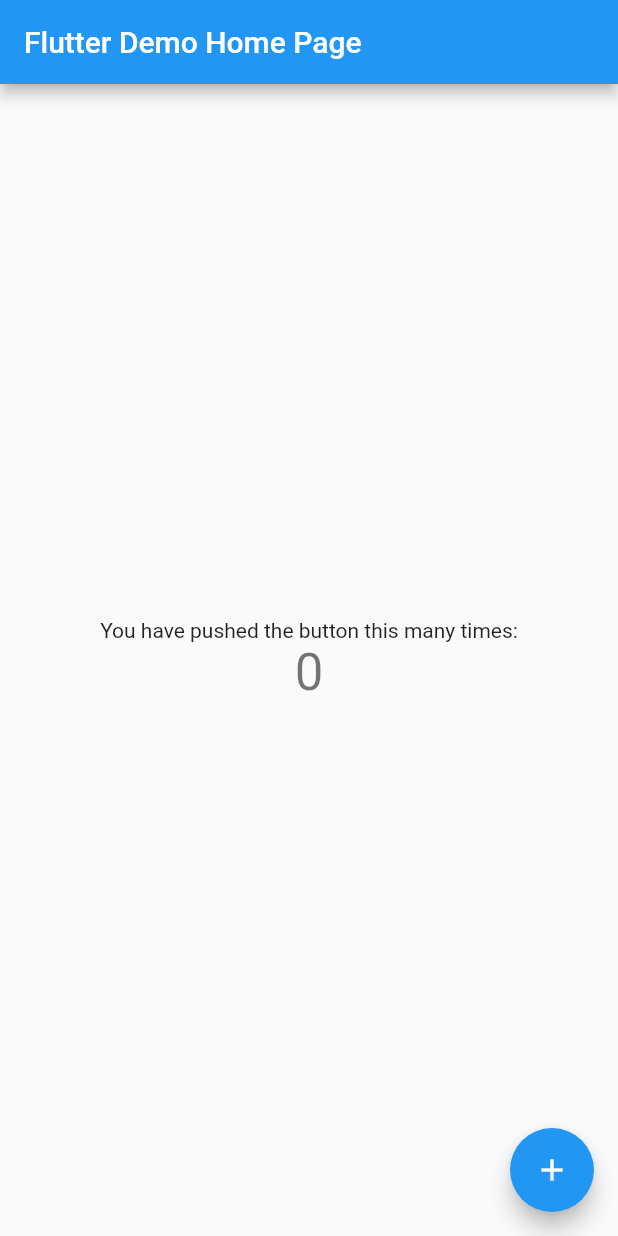
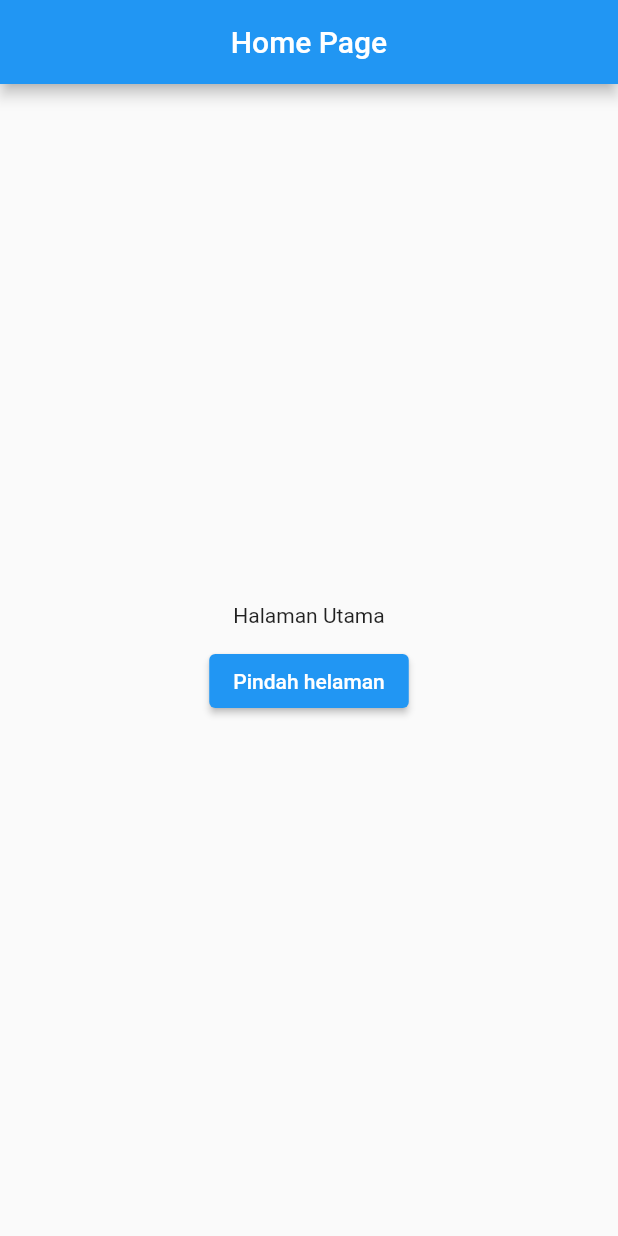
Before and after one commit to kodev-flutter/latihan_navigasi, a Flutter app: the screen it shows after launch, on a phone screen of 412 x 824 dp. Run offline on Flutter 3.47's test engine with Material 2 defaults, Android fonts, the phone set to English and light mode, and no system bars.

Commit message:
navigasi default flutter

```diff
--- a/lib/main.dart
+++ b/lib/main.dart
@@ -1,4 +1,5 @@
 import 'package:flutter/material.dart';
+import 'package:latihan_navigasi/pages/home_page.dart';
 
 void main() {
   runApp(const MyApp());
@@ -7,109 +8,11 @@
 class MyApp extends StatelessWidget {
   const MyApp({Key? key}) : super(key: key);
 
-  // This widget is the root of your application.
   @override
   Widget build(BuildContext context) {
-    return MaterialApp(
-      title: 'Flutter Demo',
-      theme: ThemeData(
-        // This is the theme of your application.
-        //
-        // Try running your application with "flutter run". You'll see the
-        // application has a blue toolbar. Then, without quitting the app, try
-        // changing the primarySwatch below to Colors.green and then invoke
-        // "hot reload" (press "r" in the console where you ran "flutter run",
-        // or simply save your changes to "hot reload" in a Flutter IDE).
-        // Notice that the counter didn't reset back to zero; the application
-        // is not restarted.
-        primarySwatch: Colors.blue,
-      ),
-      home: const MyHomePage(title: 'Flutter Demo Home Page'),
+    return const MaterialApp(
+      debugShowCheckedModeBanner: false,
+      home: HomePage(),
     );
   }
 }
-
-class MyHomePage extends StatefulWidget {
-  const MyHomePage({Key? key, required this.title}) : super(key: key);
-
-  // This widget is the home page of your application. It is stateful, meaning
-  // that it has a State object (defined below) that contains fields that affect
-  // how it looks.
-
-  // This class is the configuration for the state. It holds the values (in this
-  // case the title) provided by the parent (in this case the App widget) and
-  // used by the build method of the State. Fields in a Widget subclass are
-  // always marked "final".
-
-  final String title;
-
-  @override
-  State<MyHomePage> createState() => _MyHomePageState();
-}
-
-class _MyHomePageState extends State<MyHomePage> {
-  int _counter = 0;
-
-  void _incrementCounter() {
-    setState(() {
-      // This call to setState tells the Flutter framework that something has
-      // changed in this State, which causes it to rerun the build method below
-      // so that the display can reflect the updated values. If we changed
-      // _counter without calling setState(), then the build method would not be
-      // called again, and so nothing would appear to happen.
-      _counter++;
-    });
-  }
-
-  @override
-  Widget build(BuildContext context) {
-    // This method is rerun every time setState is called, for instance as done
-    // by the _incrementCounter method above.
-    //
-    // The Flutter framework has been optimized to make rerunning build methods
-    // fast, so that you can just rebuild anything that needs updating rather
-    // than having to individually change instances of widgets.
-    return Scaffold(
-      appBar: AppBar(
-        // Here we take the value from the MyHomePage object that was created by
-        // the App.build method, and use it to set our appbar title.
-        title: Text(widget.title),
-      ),
-      body: Center(
-        // Center is a layout widget. It takes a single child and positions it
-        // in the middle of the parent.
-        child: Column(
-          // Column is also a layout widget. It takes a list of children and
-          // arranges them vertically. By default, it sizes itself to fit its
-          // children horizontally, and tries to be as tall as its parent.
-          //
-          // Invoke "debug painting" (press "p" in the console, choose the
-          // "Toggle Debug Paint" action from the Flutter Inspector in Android
-          // Studio, or the "Toggle Debug Paint" command in Visual Studio Code)
-          // to see the wireframe for each widget.
-          //
-          // Column has various properties to control how it sizes itself and
-          // how it positions its children. Here we use mainAxisAlignment to
-          // center the children vertically; the main axis here is the vertical
-          // axis because Columns are vertical (the cross axis would be
-          // horizontal).
-          mainAxisAlignment: MainAxisAlignment.center,
-          children: <Widget>[
-            const Text(
-              'You have pushed the button this many times:',
-            ),
-            Text(
-              '$_counter',
-              style: Theme.of(context).textTheme.headline4,
-            ),
-          ],
-        ),
-      ),
-      floatingActionButton: FloatingActionButton(
-        onPressed: _incrementCounter,
-        tooltip: 'Increment',
-        child: const Icon(Icons.add),
-      ), // This trailing comma makes auto-formatting nicer for build methods.
-    );
-  }
-}
--- /dev/null
+++ b/lib/pages/home_page.dart
@@ -0,0 +1,37 @@
+import 'package:flutter/material.dart';
+import 'package:latihan_navigasi/pages/second_page.dart';
+
+class HomePage extends StatelessWidget {
+  const HomePage({Key? key}) : super(key: key);
+
+  @override
+  Widget build(BuildContext context) {
+    return Scaffold(
+        appBar: AppBar(
+          centerTitle: true,
+          title: Text('Home Page'),
+        ),
+        body: SizedBox.expand(
+          child: Column(
+            mainAxisAlignment: MainAxisAlignment.center,
+            crossAxisAlignment: CrossAxisAlignment.center,
+            children: [
+              const Text('Halaman Utama'),
+              const SizedBox(
+                height: 12,
+              ),
+              ElevatedButton(
+                  onPressed: () {
+                    Navigator.pushReplacement(
+                      context,
+                      MaterialPageRoute(
+                        builder: (context) => const SecondPage(),
+                      ),
+                    );
+                  },
+                  child: Text('Pindah helaman'))
+            ],
+          ),
+        ));
+  }
+}
```
Also changed, not shown: lib/pages/second_page.dart (added, +55 -0 lines), lib/pages/three_page.dart (added, +33 -0 lines).
